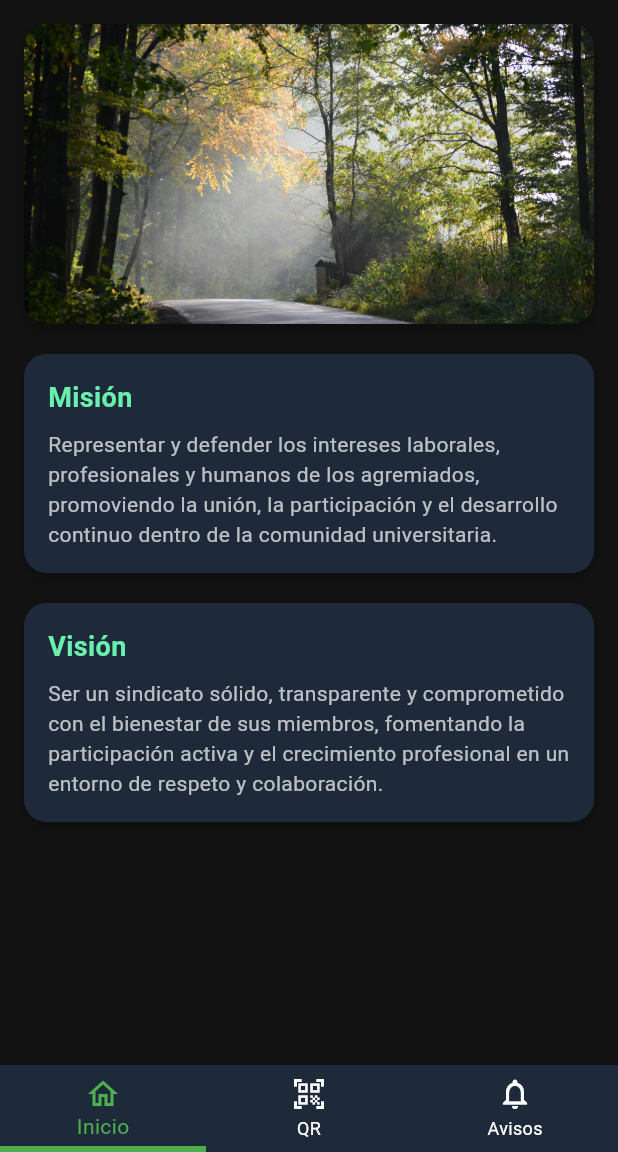
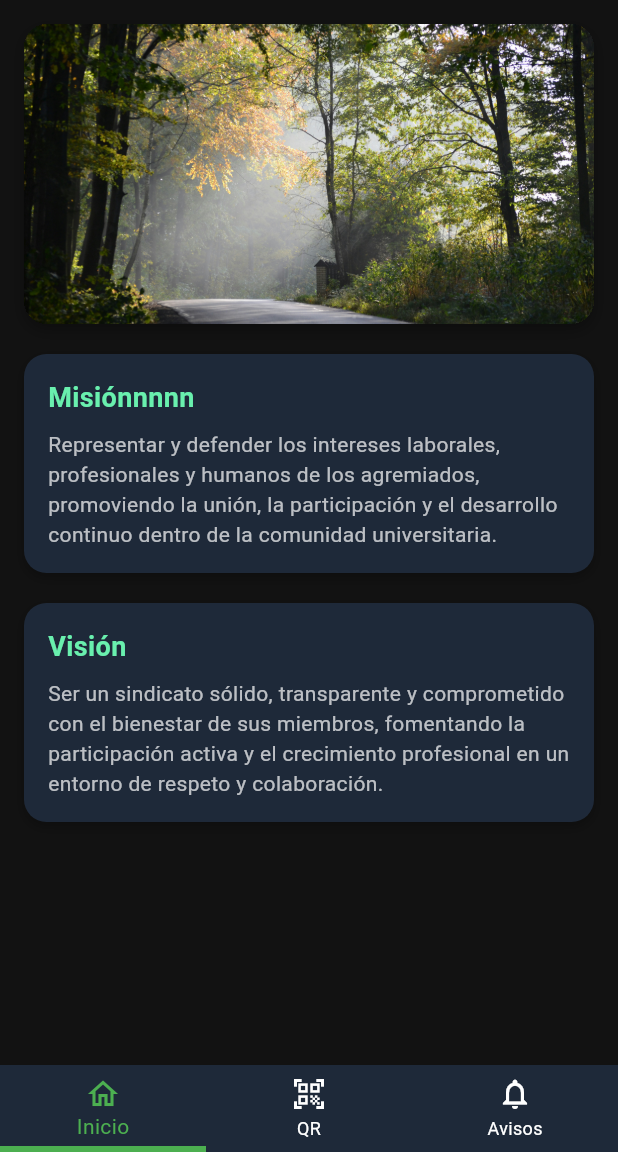
Before and after one commit to JonathanGaM/sututeh-app, a Flutter app: the InicioPagina screen opened directly, on a phone screen of 412 x 824 dp, the part 84-1236 px from its top. Run offline on Flutter 3.47's test engine with Material 3 defaults, Android fonts, the phone set to English and light mode, and no system bars; our stand-ins replace firebase_auth, firebase_core, flutter_svg, google_sign_in, shared_preferences; missing offline and left inert: mobile_scanner; accounts and stored records are empty.

Commit message:
Subiendo prueba de ci y cambios

```diff
--- a/lib/modulos/inicio/paginas/inicio_pagina.dart
+++ b/lib/modulos/inicio/paginas/inicio_pagina.dart
@@ -66,7 +66,7 @@ final _pages = [
             crossAxisAlignment: CrossAxisAlignment.start,
             children: [
               Text(
-                "Misión",
+                "Misiónnnnn",
                 style: TextStyle(
                   color: Colors.greenAccent,
                   fontSize: 18,
```
Also changed, not shown: 1 other file.
